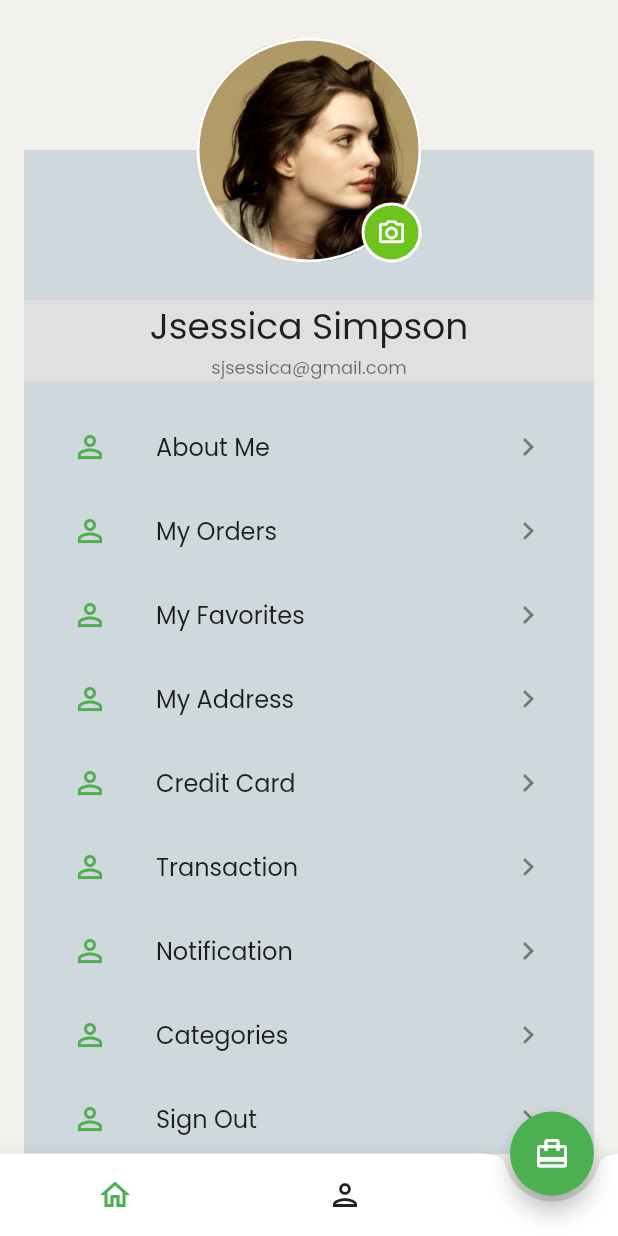
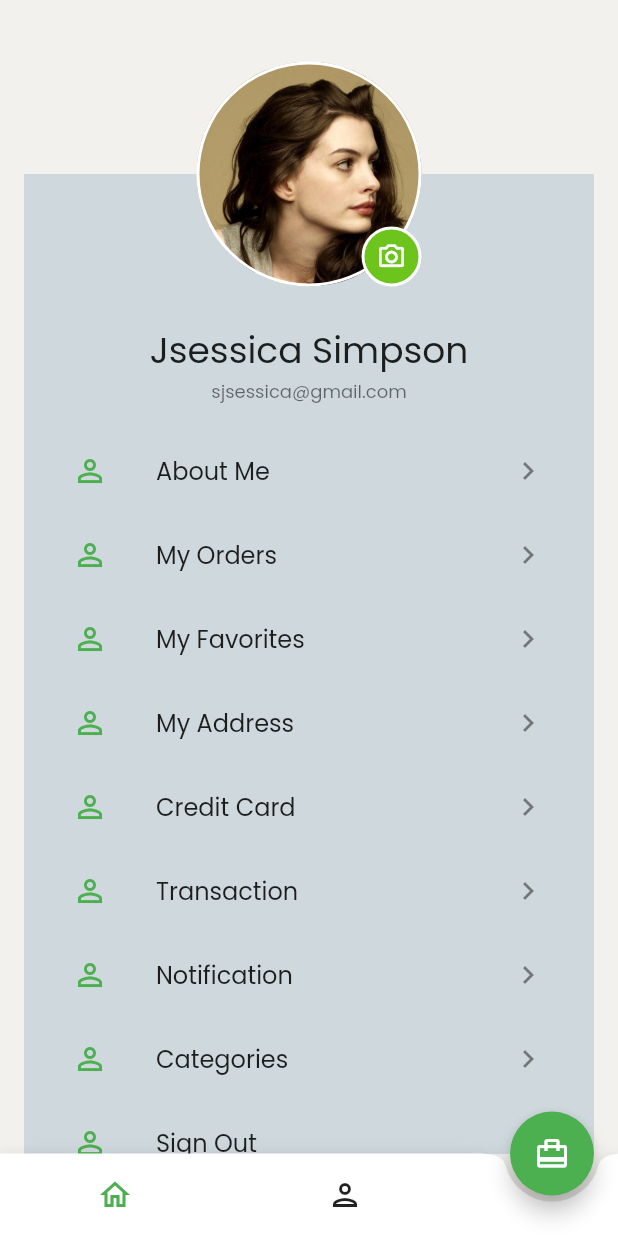
Before and after one commit to pranavo72bex/shoppingApp, a Flutter app: the BottomNavigationPage screen opened by its route, swiped to page 2, on a phone screen of 412 x 824 dp. Run offline on Flutter 3.47's test engine with Material 2 defaults, Android fonts, the phone set to English and light mode, and no system bars; our stand-ins replace auto_route, google_fonts.

```diff
--- a/lib/presentation/profile/profile_page.dart
+++ b/lib/presentation/profile/profile_page.dart
@@ -8,6 +8,7 @@ class ProfilePage extends StatelessWidget {
   Widget build(BuildContext context) {
     return SafeArea(
       child: SingleChildScrollView(
+        padding: EdgeInsets.all(16),
         child: Column(
           children: [
             SizedBox(
@@ -17,9 +18,8 @@ class ProfilePage extends StatelessWidget {
                   Positioned(
                     bottom: 0,
                     child: Container(
-                      margin: EdgeInsets.symmetric(horizontal: 16),
-                      width: MediaQuery.of(context).size.width - 32,
                       height: 100,
+                      width: MediaQuery.of(context).size.width,
                       color: Colors.blueGrey[100],
                     ),
                   ),
@@ -30,9 +30,8 @@ class ProfilePage extends StatelessWidget {
               ),
             ),
             Container(
-              margin: EdgeInsets.symmetric(horizontal: 16),
               width: MediaQuery.of(context).size.width,
-              color: Colors.grey[300],
+              color: Colors.blueGrey[100],
               child: Column(
                 children: [
                   Text(
@@ -47,7 +46,6 @@ class ProfilePage extends StatelessWidget {
               ),
             ),
             Container(
-              margin: EdgeInsets.fromLTRB(16, 0, 16, 16),
               padding: EdgeInsets.all(16.0),
               color: Colors.blueGrey[100],
               child: Material(
```
